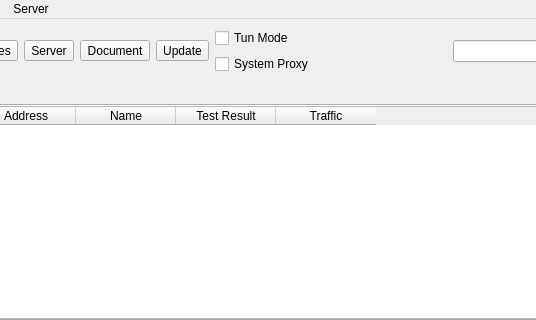
Before: the Qt Designer form ui/mainwindow.ui in ad1896git/nekoray, drawn with Qt 5; both pictures show x 136 to 672 and y 0 to 320 of the 800 by 600 pixel window.
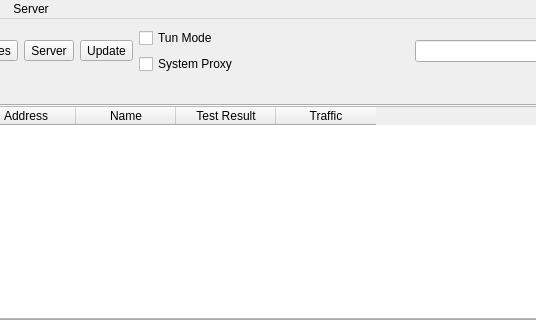
After: the same form once the commit is applied. Icons and pictures are not drawn. Custom widgets are drawn as their Qt base class.

Commit message:
Remove documentation toolbar button
Personal fork: drop the toolbar button that opened the upstream docs site.

What changed in the file:
```diff
--- a/ui/mainwindow.ui
+++ b/ui/mainwindow.ui
@@ -92,29 +92,6 @@
         </property>
        </widget>
       </item>
-      <item>
-       <widget class="QToolButton" name="toolButton_document">
-        <property name="text">
-         <string>Document</string>
-        </property>
-        <property name="icon">
-         <iconset theme="b-dialog-question">
-          <normaloff>.</normaloff>.</iconset>
-        </property>
-        <property name="iconSize">
-         <size>
-          <width>24</width>
-          <height>24</height>
-         </size>
-        </property>
-        <property name="popupMode">
-         <enum>QToolButton::InstantPopup</enum>
-        </property>
-        <property name="toolButtonStyle">
-         <enum>Qt::ToolButtonTextUnderIcon</enum>
-        </property>
-       </widget>
-      </item>
       <item>
        <widget class="QToolButton" name="toolButton_update">
         <property name="text">
```
The commit also changes 1 other file.
